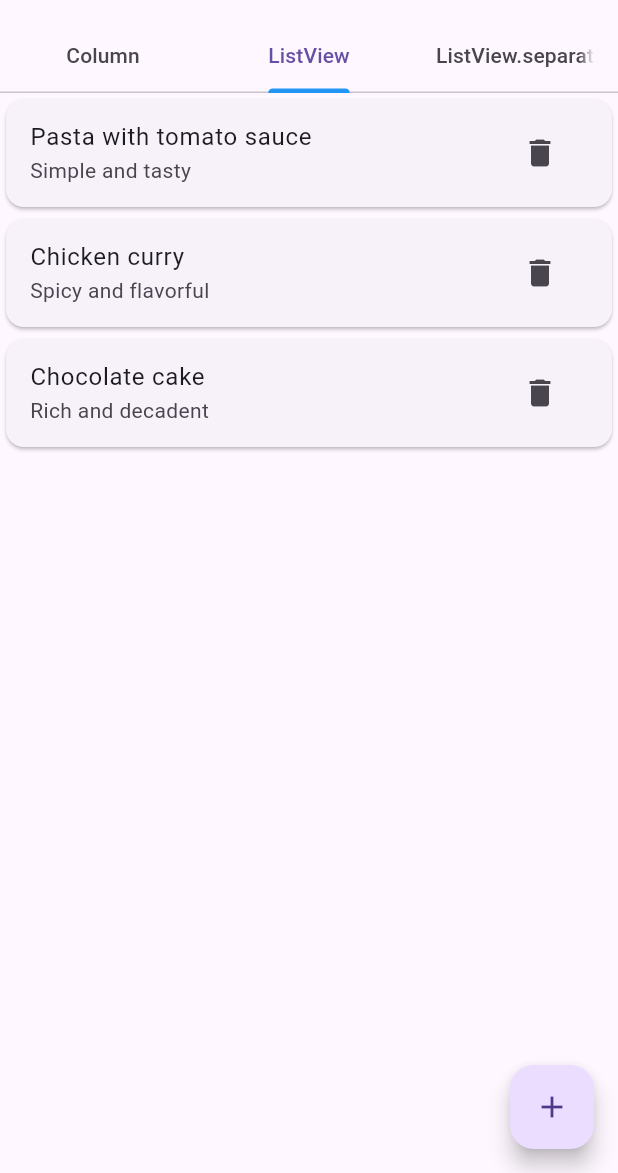
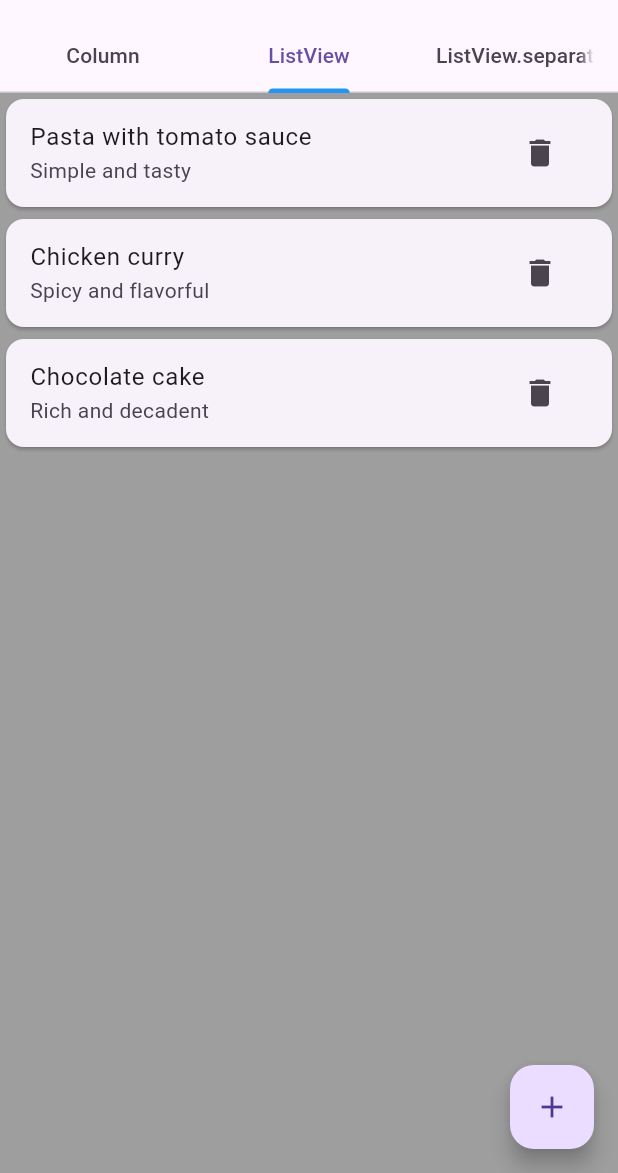
Before and after one commit to Alexiande/project_4, a Flutter app: the screen it shows after launch, tab 2 chosen, on a phone screen of 412 x 824 dp, the part 63-1236 px from its top. Run offline on Flutter 3.47's test engine with Material 3 defaults, Android fonts, the phone set to English and light mode, and no system bars.

Commit message:
colorfule 2.0

```diff
--- a/lib/main.dart
+++ b/lib/main.dart
@@ -51,9 +51,10 @@ class _MyAppState extends State<MyApp> {
               ),
               TabBarView(
                 children: [
-                  ColumnScreen(recipes: recipes),
-                  ListScreen(recipes: recipes),
-                  SeparatedListScreen(recipes: recipes),
+                  ColumnScreen(recipes: recipes, backgroundColor: Colors.white), // Pass background color to ColumnScreen
+                  ListScreen(recipes: recipes, backgroundColor: Colors.grey),
+                  // Pass background color to ListScreen
+                  SeparatedListScreen(recipes: recipes, backgroundColor: Colors.blue), // Pass background color to SeparatedListScreen
                 ],
               ),
             ],
--- a/lib/screens/column_screen.dart
+++ b/lib/screens/column_screen.dart
@@ -4,7 +4,7 @@ import 'package:project_4/recipe.dart';
 class ColumnScreen extends StatefulWidget {
   final List<Recipe> recipes;
 
-  ColumnScreen({required this.recipes});
+  ColumnScreen({required this.recipes, required Color backgroundColor});
 
   @override
   _ColumnScreenState createState() => _ColumnScreenState();
--- a/lib/screens/list_screen.dart
+++ b/lib/screens/list_screen.dart
@@ -3,8 +3,9 @@ import 'package:project_4/recipe.dart';
 
 class ListScreen extends StatefulWidget {
   final List<Recipe> recipes;
+  final Color backgroundColor;
 
-  ListScreen({required this.recipes});
+  ListScreen({required this.recipes, required this.backgroundColor});
 
   @override
   _ListScreenState createState() => _ListScreenState();
@@ -17,6 +18,7 @@ class _ListScreenState extends State<ListScreen> {
   @override
   Widget build(BuildContext context) {
     return Scaffold(
+      backgroundColor: widget.backgroundColor,
       floatingActionButton: FloatingActionButton(
         onPressed: () {
           showDialog(
--- a/lib/screens/separated_list_screen.dart
+++ b/lib/screens/separated_list_screen.dart
@@ -11,7 +11,7 @@ class AppImage extends StatelessWidget {
 class SeparatedListScreen extends StatefulWidget {
   final List<Recipe> recipes;
 
-  SeparatedListScreen({required this.recipes});
+  SeparatedListScreen({required this.recipes, required MaterialColor backgroundColor});
 
   @override
   _SeparatedListScreenState createState() => _SeparatedListScreenState();
```
